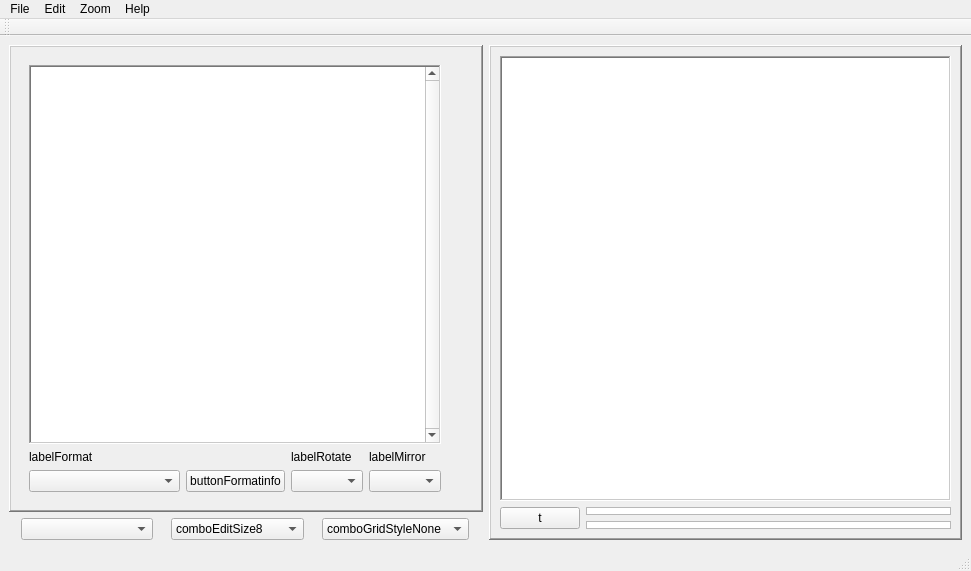
Old version of the form UI/Main.ui in the repository ADM228/ADM-CHR.
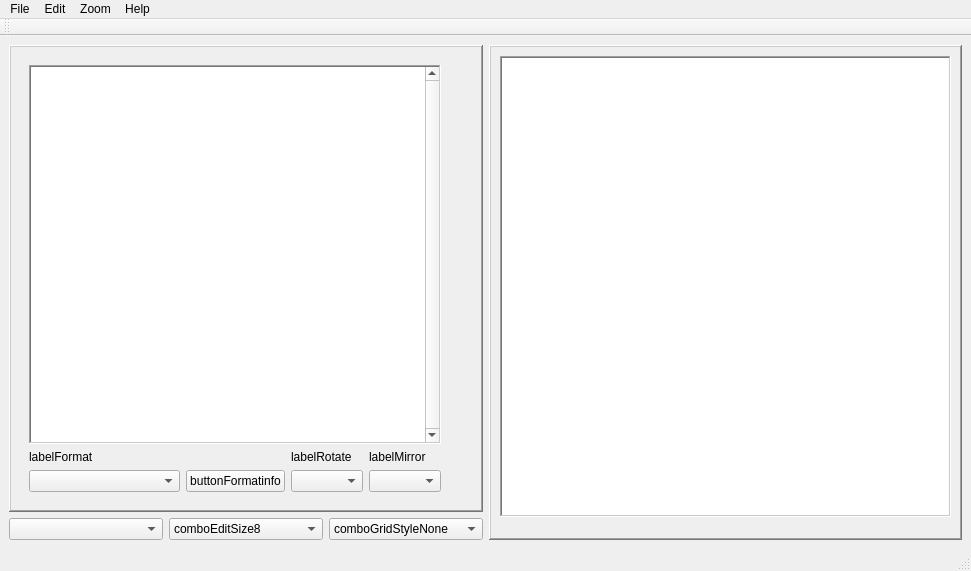
New version of the form. Icons and pictures are not drawn.

Commit message: 1.5.0α:0007 Now with Mode Switches! Also a few button fixes and icon remasters

```diff
--- a/UI/Main.ui
+++ b/UI/Main.ui
@@ -152,22 +152,6 @@
           <property name="bottomMargin">
            <number>0</number>
           </property>
-          <item>
-           <widget class="QPushButton" name="buttonPaletteTable">
-            <property name="sizePolicy">
-             <sizepolicy hsizetype="Fixed" vsizetype="Fixed">
-              <horstretch>0</horstretch>
-              <verstretch>0</verstretch>
-             </sizepolicy>
-            </property>
-            <property name="text">
-             <string>t</string>
-            </property>
-            <property name="checkable">
-             <bool>true</bool>
-            </property>
-           </widget>
-          </item>
           <item>
            <layout class="QVBoxLayout" name="layoutGraphicsPalette">
             <item>
@@ -453,7 +437,7 @@
         <item>
          <widget class="QComboBox" name="comboGUISize">
           <property name="sizePolicy">
-           <sizepolicy hsizetype="Maximum" vsizetype="Fixed">
+           <sizepolicy hsizetype="Minimum" vsizetype="Fixed">
             <horstretch>0</horstretch>
             <verstretch>0</verstretch>
            </sizepolicy>
@@ -533,7 +517,7 @@
         <item>
          <widget class="QComboBox" name="comboEditSize">
           <property name="sizePolicy">
-           <sizepolicy hsizetype="Maximum" vsizetype="Fixed">
+           <sizepolicy hsizetype="Minimum" vsizetype="Fixed">
             <horstretch>0</horstretch>
             <verstretch>0</verstretch>
            </sizepolicy>
@@ -583,7 +567,7 @@
         <item>
          <widget class="QComboBox" name="comboGridStyle">
           <property name="sizePolicy">
-           <sizepolicy hsizetype="Maximum" vsizetype="Fixed">
+           <sizepolicy hsizetype="Minimum" vsizetype="Fixed">
             <horstretch>0</horstretch>
             <verstretch>0</verstretch>
            </sizepolicy>
```
Left out of the diff: 6 changed lines with no effect on the pictures. The commit also changes 10 other files.
